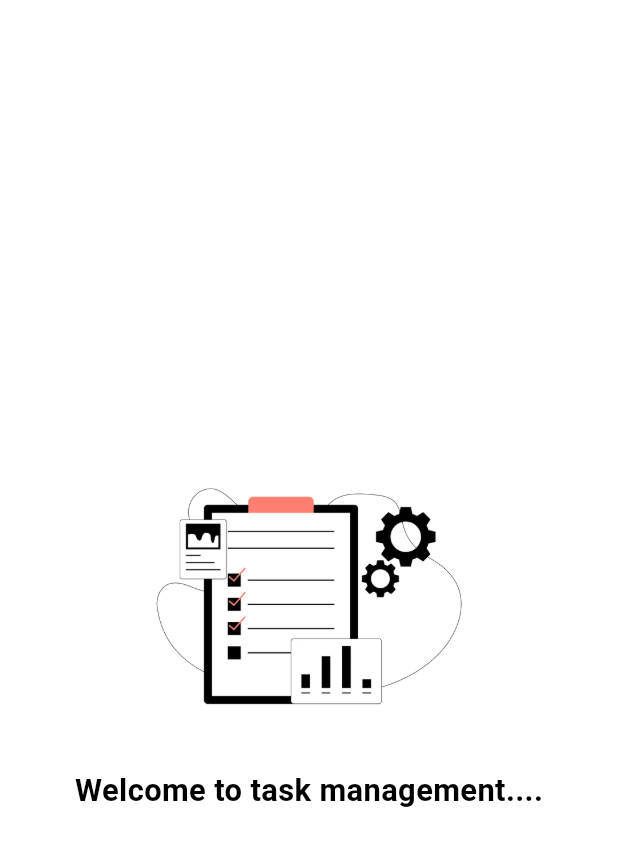
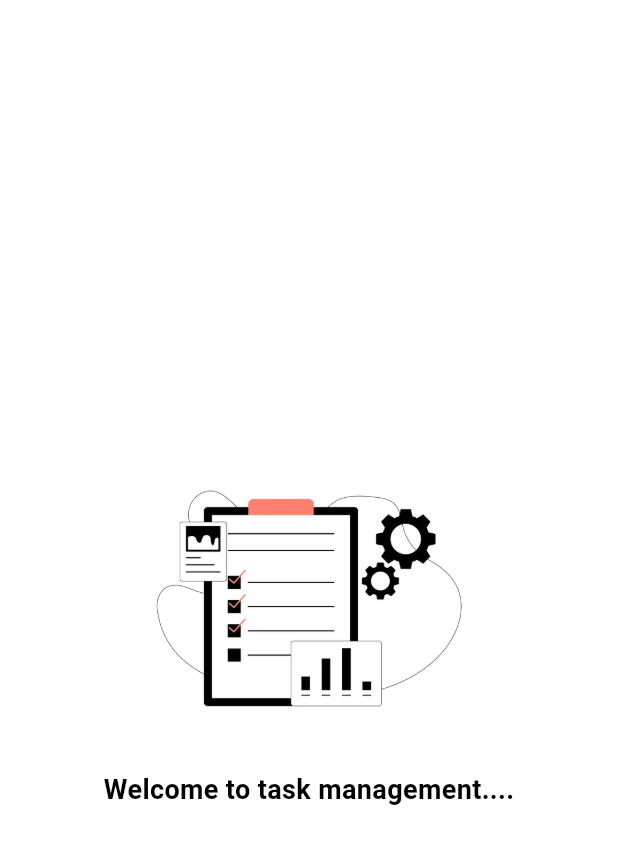
Before and after one commit to moury12/task-app, a Flutter app: the SplashView screen opened directly, on a phone screen of 412 x 824 dp. Shown: the top 846 px of the screen. Run offline on Flutter 3.47's test engine with Material 3 defaults, Android fonts, the phone set to English and light mode, and no system bars; our stand-ins replace bloc, flutter_bloc, flutter_screenutil, hive_flutter, image_picker; accounts and stored records are empty.

Commit message:
fix: a issue

```diff
--- a/lib/core/constants/text_style_constant.dart
+++ b/lib/core/constants/text_style_constant.dart
@@ -3,7 +3,7 @@ import 'package:flutter_screenutil/flutter_screenutil.dart';
 import 'package:task_management/core/constants/color_constants.dart';
 
 TextStyle textStyle18BoldBlack = TextStyle(
-  fontSize: 18.sp,
+  fontSize: 18,
   fontWeight: FontWeight.bold,
   color: kBlackColor,
 );
```
